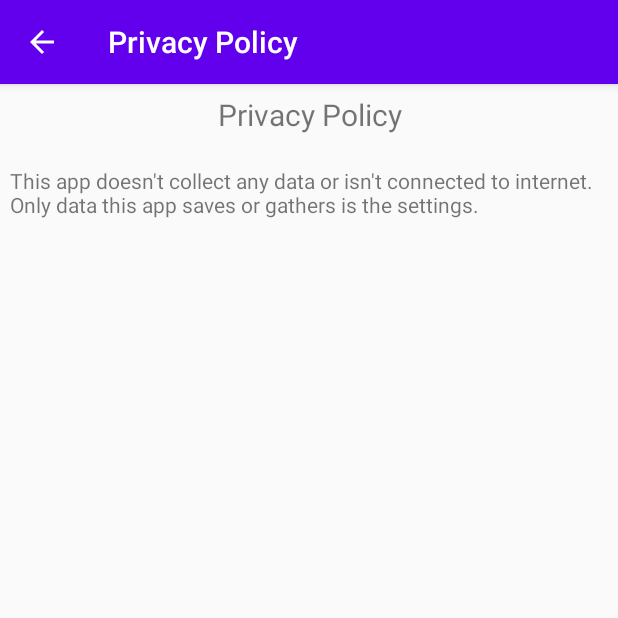
After one commit to fluks/ADice, an Android app: the PrivacyPolicyActivity screen opened directly, with no data from a screen before it, on a phone screen of 412 x 824 dp, the top half of it. The commit adds this screen. Run offline under Robolectric (Android 15) with nearby library versions, the phone set to English and light mode, and no system bars.

Commit message:
Add privacy policy

```diff
--- a/app/build.gradle
+++ b/app/build.gradle
@@ -35,6 +35,9 @@ android {
     kotlinOptions {
         jvmTarget = "1.8"
     }
+    buildFeatures {
+        viewBinding true
+    }
 
 }
 
--- a/app/src/main/AndroidManifest.xml
+++ b/app/src/main/AndroidManifest.xml
@@ -11,7 +11,12 @@
         android:supportsRtl="true"
         android:theme="@style/AppTheme">
         <activity
+            android:name=".PrivacyPolicyActivity"
+            android:label="@string/privacy_policy"
+            android:parentActivityName=".MainActivity"></activity>
+        <activity
             android:name=".MainActivity"
+            android:exported="true"
             android:label="@string/app_name"
             android:theme="@style/AppTheme.NoActionBar">
             <intent-filter>
--- /dev/null
+++ b/app/src/main/java/fi/jukkalaitinen/adice/PrivacyPolicyActivity.kt
@@ -0,0 +1,11 @@
+package fi.jukkalaitinen.adice
+
+import androidx.appcompat.app.AppCompatActivity
+import android.os.Bundle
+
+class PrivacyPolicyActivity : AppCompatActivity() {
+    override fun onCreate(savedInstanceState: Bundle?) {
+        super.onCreate(savedInstanceState)
+        setContentView(R.layout.activity_privacy_policy)
+    }
+}
--- /dev/null
+++ b/app/src/main/res/layout/activity_privacy_policy.xml
@@ -0,0 +1,55 @@
+<?xml version="1.0" encoding="utf-8"?>
+<androidx.coordinatorlayout.widget.CoordinatorLayout xmlns:android="http://schemas.android.com/apk/res/android"
+    xmlns:tools="http://schemas.android.com/tools"
+    xmlns:app="http://schemas.android.com/apk/res-auto"
+
+
+    android:layout_width="match_parent"
+    android:layout_height="match_parent">
+
+    <androidx.core.widget.NestedScrollView
+        android:layout_width="match_parent"
+        android:layout_height="match_parent"
+
+
+        app:layout_behavior="com.google.android.material.appbar.AppBarLayout$ScrollingViewBehavior">
+
+        <androidx.constraintlayout.widget.ConstraintLayout
+            android:layout_width="match_parent"
+            android:layout_height="match_parent"
+            tools:context=".PrivacyPolicyActivity">
+
+            <LinearLayout
+                android:layout_width="409dp"
+                android:layout_height="729dp"
+                android:layout_marginTop="1dp"
+                android:orientation="vertical"
+                app:layout_constraintEnd_toEndOf="parent"
+                app:layout_constraintHorizontal_bias="0.5"
+                app:layout_constraintStart_toStartOf="parent"
+                app:layout_constraintTop_toTopOf="parent">
+
+                <TextView
+                    android:id="@+id/privacyPolicyTitle"
+                    android:layout_width="match_parent"
+                    android:layout_height="wrap_content"
+                    android:layout_marginBottom="10sp"
+                    android:gravity="center"
+                    android:padding="5sp"
+                    android:text="@string/privacy_policy"
+                    android:textSize="20sp" />
+
+                <TextView
+                    android:id="@+id/privacyPolicyText"
+                    android:layout_width="match_parent"
+                    android:layout_height="wrap_content"
+                    android:padding="5sp"
+                    android:text="@string/privacy_policy_text_short" />
+
+            </LinearLayout>
+        </androidx.constraintlayout.widget.ConstraintLayout>
+
+    </androidx.core.widget.NestedScrollView>
+
+
+</androidx.coordinatorlayout.widget.CoordinatorLayout>
--- a/app/src/main/res/menu/menu_main.xml
+++ b/app/src/main/res/menu/menu_main.xml
@@ -12,4 +12,8 @@
         android:checkable="true"
         android:orderInCategory="102"
         android:title="@string/verbose_setting" />
+    <item
+        android:id="@+id/privacy_policy"
+        android:orderInCategory="103"
+        android:title="@string/privacy_policy" />
 </menu>
--- a/app/src/main/res/values/strings.xml
+++ b/app/src/main/res/values/strings.xml
@@ -5,4 +5,9 @@
     <string name="exprHint">3d6&lt;&gt;1-3d10&lt;2+2</string>
     <string name="sound_setting">Sound</string>
     <string name="verbose_setting">Verbose</string>
+    <string name="privacy_policy">Privacy Policy</string>
+    <string name="privacy_policy_text">ADice Privacy Policy
+
+This app doesn\'t collect any data or isn\'t connected to internet. Only data this app saves or gathers is the settings.</string>
+    <string name="privacy_policy_text_short">This app doesn\'t collect any data or isn\'t connected to internet. Only data this app saves or gathers is the settings.</string>
 </resources>
--- a/build.gradle
+++ b/build.gradle
@@ -8,8 +8,8 @@ buildscript {
 
     }
     dependencies {
-        classpath 'com.android.tools.build:gradle:3.6.2'
-        classpath "org.jetbrains.kotlin:kotlin-gradle-plugin:$kotlin_version"
+        classpath 'com.android.tools.build:gradle:7.2.2'
+        classpath 'org.jetbrains.kotlin:kotlin-gradle-plugin:1.7.10'
 
         // NOTE: Do not place your application dependencies here; they belong
         // in the individual module build.gradle files
```
Also changed, not shown: app/src/main/java/fi/jukkalaitinen/adice/MainActivity.kt (+11 -2 lines), gradle/wrapper/gradle-wrapper.properties.
